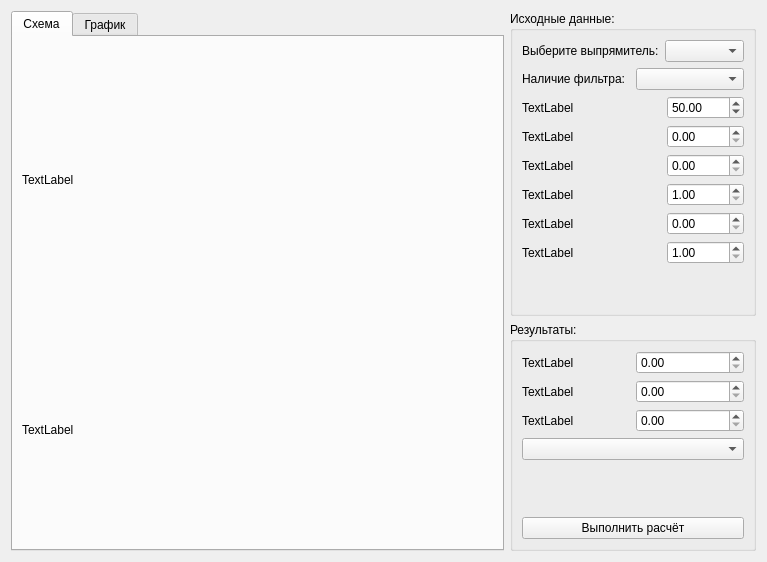
Above: PowerSources/Rectifiers/Rectifiers.ui from DKuzSer/Project_For_Rodin before the change. Below: the same form after it.
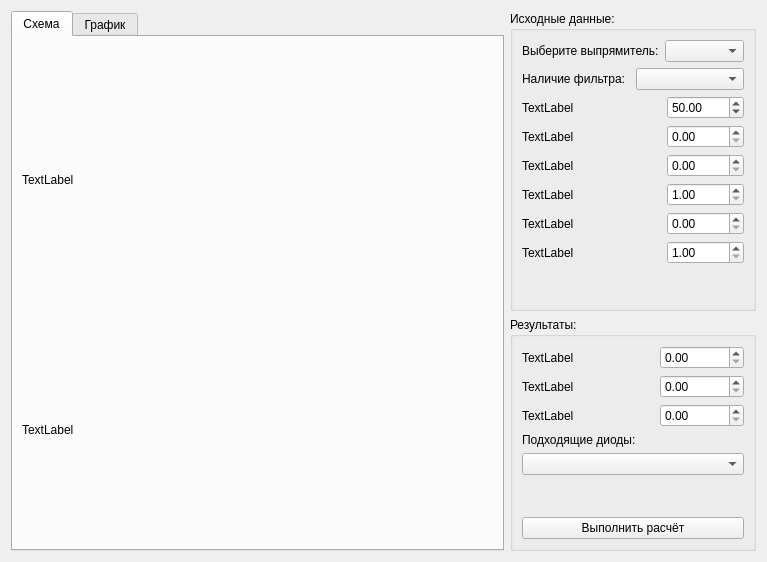
That is the form after the change. Custom widgets are drawn as their Qt base class.

Commit message: Доработка списка диодов

Diff of the .ui file:
```diff
--- a/PowerSources/Rectifiers/Rectifiers.ui
+++ b/PowerSources/Rectifiers/Rectifiers.ui
@@ -304,7 +304,7 @@
           <item row="0" column="0">
            <layout class="QVBoxLayout" name="verticalLayout_11">
             <item>
-             <layout class="QHBoxLayout" name="horizontalLayout_5" stretch="1,1">
+             <layout class="QHBoxLayout" name="horizontalLayout_5" stretch="1,0">
               <item>
                <layout class="QVBoxLayout" name="verticalLayout_8">
                 <item>
@@ -353,6 +353,13 @@
               </item>
              </layout>
             </item>
+            <item>
+             <widget class="QLabel" name="label_2">
+              <property name="text">
+               <string>Подходящие диоды:</string>
+              </property>
+             </widget>
+            </item>
             <item>
              <widget class="QComboBox" name="list_of_diods"/>
             </item>
```
Left out of the diff: 14 changed lines with no effect on the pictures. The commit also changes 1 other file.
